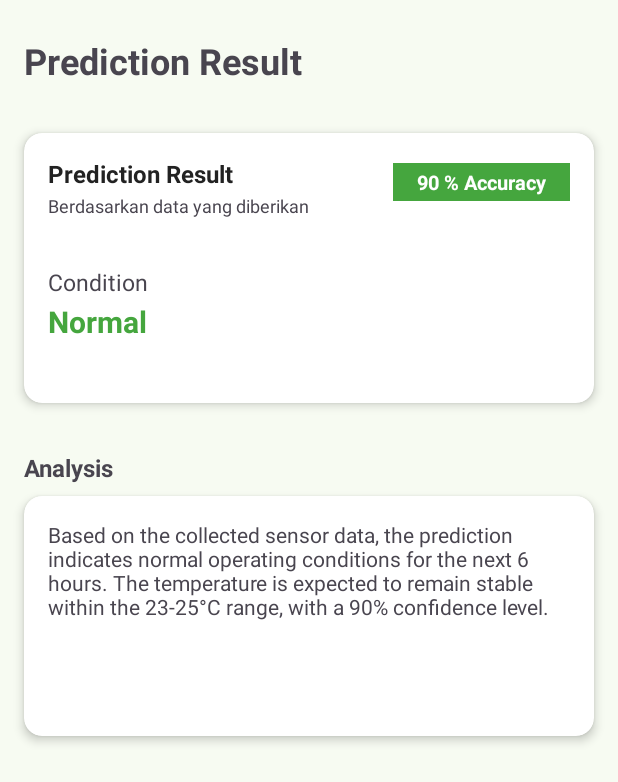
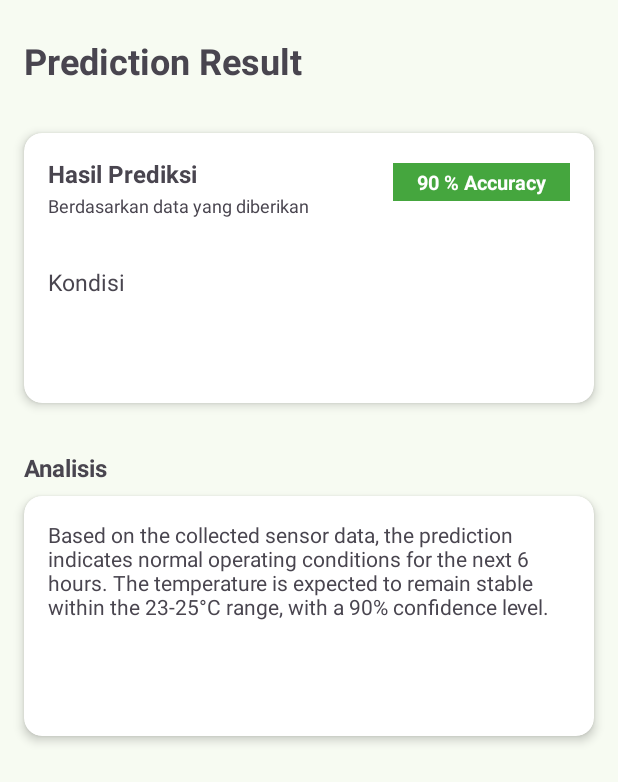
Before and after one commit to GoodGuyzaxx/HarvestFlow, an Android app: the ResultActivity screen opened directly, with no data from a screen before it, on a phone screen of 412 x 824 dp. Shown: the top 782 px of the screen. Run offline under Robolectric (Android 15) with nearby library versions, the phone set to English and light mode, and no system bars; network calls fail; Roboto replaces fonts that are not available here.

Commit message:
fix (apps) : Unused Import

```diff
--- a/app/src/main/java/my/id/zaxx/harvestflow/data/api/ApiService.kt
+++ b/app/src/main/java/my/id/zaxx/harvestflow/data/api/ApiService.kt
@@ -3,7 +3,6 @@ package my.id.zaxx.harvestflow.data.api
 import my.id.zaxx.harvestflow.BuildConfig
 import my.id.zaxx.harvestflow.data.api.response.WeatherResponse
 import retrofit2.http.GET
-import retrofit2.http.Path
 import retrofit2.http.Query
 
 
--- /dev/null
+++ b/app/src/main/java/my/id/zaxx/harvestflow/data/api/PredictApiService.kt
@@ -0,0 +1,4 @@
+package my.id.zaxx.harvestflow.data.api
+
+interface PredictApiService {
+}
--- a/app/src/main/java/my/id/zaxx/harvestflow/ui/MainActivity.kt
+++ b/app/src/main/java/my/id/zaxx/harvestflow/ui/MainActivity.kt
@@ -3,7 +3,6 @@ package my.id.zaxx.harvestflow.ui
 import android.content.Intent
 import android.os.Bundle
 import androidx.appcompat.app.AppCompatActivity
-import androidx.appcompat.app.AppCompatDelegate
 import androidx.fragment.app.Fragment
 import dagger.hilt.android.AndroidEntryPoint
 import my.id.zaxx.harvestflow.R
@@ -11,7 +10,6 @@ import my.id.zaxx.harvestflow.databinding.ActivityMainBinding
 import my.id.zaxx.harvestflow.ui.detection.DetectionActivity
 import my.id.zaxx.harvestflow.ui.home.HomeFragment
 import my.id.zaxx.harvestflow.ui.settings.SettingsFragment
-import javax.inject.Inject
 
 
 @AndroidEntryPoint
--- a/app/src/main/java/my/id/zaxx/harvestflow/ui/detection/DetectionActivity.kt
+++ b/app/src/main/java/my/id/zaxx/harvestflow/ui/detection/DetectionActivity.kt
@@ -1,13 +1,8 @@
 package my.id.zaxx.harvestflow.ui.detection
 
 import android.os.Bundle
-import android.widget.Button
-import androidx.activity.enableEdgeToEdge
 import androidx.appcompat.app.AppCompatActivity
-import androidx.core.view.ViewCompat
-import androidx.core.view.WindowInsetsCompat
 import com.google.android.material.tabs.TabLayoutMediator
-import my.id.zaxx.harvestflow.R
 import my.id.zaxx.harvestflow.adapter.DetectionPagesAdapter
 import my.id.zaxx.harvestflow.databinding.ActivityDetectionBinding
 import my.id.zaxx.harvestflow.ui.detection.manulinputsensor.ManualInputFragment
--- a/app/src/main/java/my/id/zaxx/harvestflow/ui/resultprediction/ResultActivity.kt
+++ b/app/src/main/java/my/id/zaxx/harvestflow/ui/resultprediction/ResultActivity.kt
@@ -1,21 +1,20 @@
 package my.id.zaxx.harvestflow.ui.resultprediction
 
 import android.os.Bundle
-import androidx.activity.enableEdgeToEdge
 import androidx.appcompat.app.AppCompatActivity
-import androidx.core.view.ViewCompat
-import androidx.core.view.WindowInsetsCompat
-import my.id.zaxx.harvestflow.R
+import my.id.zaxx.harvestflow.databinding.ActivityResultBinding
 
 class ResultActivity : AppCompatActivity() {
+    private lateinit var binding: ActivityResultBinding
     override fun onCreate(savedInstanceState: Bundle?) {
         super.onCreate(savedInstanceState)
-        enableEdgeToEdge()
-        setContentView(R.layout.activity_result)
-        ViewCompat.setOnApplyWindowInsetsListener(findViewById(R.id.main)) { v, insets ->
-            val systemBars = insets.getInsets(WindowInsetsCompat.Type.systemBars())
-            v.setPadding(systemBars.left, systemBars.top, systemBars.right, systemBars.bottom)
-            insets
-        }
+        binding = ActivityResultBinding.inflate(layoutInflater)
+        setContentView(binding.root)
+
+        val intentValue = intent.extras?.getString("HASIL",null)
+        binding.tvCondition.text = intentValue
     }
+
+
+
 }
--- a/app/src/main/res/layout/activity_result.xml
+++ b/app/src/main/res/layout/activity_result.xml
@@ -42,10 +42,9 @@
                 android:id="@+id/tvResultTitle"
                 android:layout_width="wrap_content"
                 android:layout_height="wrap_content"
-                android:text="Prediction Result"
+                android:text="Hasil Prediksi"
                 android:textStyle="bold"
                 android:textSize="16sp"
-                android:textColor="#222222"
                 android:layout_marginTop="16dp"
                 android:layout_marginStart="16dp"
                 app:layout_constraintTop_toTopOf="parent"
@@ -83,7 +82,7 @@
                 android:id="@+id/tvConditionLabel"
                 android:layout_width="wrap_content"
                 android:layout_height="wrap_content"
-                android:text="Condition"
+                android:text="Kondisi"
                 android:textSize="15sp"
                 android:layout_marginStart="16dp"
                 android:layout_marginTop="32dp"
@@ -110,7 +109,7 @@
         android:id="@+id/tvAnalysisTitle"
         android:layout_width="wrap_content"
         android:layout_height="wrap_content"
-        android:text="Analysis"
+        android:text="Analisis"
         android:textStyle="bold"
         android:textSize="16sp"
         android:layout_marginTop="32dp"
--- a/app/src/main/res/values-night/themes.xml
+++ b/app/src/main/res/values-night/themes.xml
@@ -1,4 +1,4 @@
-<resources xmlns:tools="http://schemas.android.com/tools">
+<resources>
     <!-- Base application theme. -->
     <style name="Base.Theme.HarvestFlow" parent="Theme.Material3.DayNight.NoActionBar">
         <!-- Customize your dark theme here. -->
--- a/app/src/main/res/values-v23/themes.xml
+++ b/app/src/main/res/values-v23/themes.xml
@@ -1,4 +1,4 @@
-<resources xmlns:tools="http://schemas.android.com/tools">
+<resources>
 
     <style name="Theme.HarvestFlow" parent="Base.Theme.HarvestFlow">
         <!-- Transparent system bars for edge-to-edge. -->
--- a/app/src/main/res/values/themes.xml
+++ b/app/src/main/res/values/themes.xml
@@ -1,4 +1,4 @@
-<resources xmlns:tools="http://schemas.android.com/tools">
+<resources>
     <!-- Base application theme. -->
     <style name="Base.Theme.HarvestFlow" parent="Theme.Material3.DayNight.NoActionBar">
         <item name="colorPrimary">@color/md_theme_primary</item>
```
Also changed, not shown: app/src/main/java/my/id/zaxx/harvestflow/data/api/ApiConfig.kt (+20 -4 lines), app/src/main/java/my/id/zaxx/harvestflow/ui/detection/manulinputsensor/ManualInputFragment.kt (+7 -13 lines), app/src/main/java/my/id/zaxx/harvestflow/ui/detection/sensorinput/SensorInputFragment.kt (+21 -39 lines), app/src/main/java/my/id/zaxx/harvestflow/ui/home/HomeFragment.kt (+5 -14 lines), app/src/main/java/my/id/zaxx/harvestflow/ui/home/HomeViewModel.kt (+5 -2 lines), app/src/main/java/my/id/zaxx/harvestflow/ui/settings/SettingsFragment.kt (+4 -5 lines), 2 other files.
